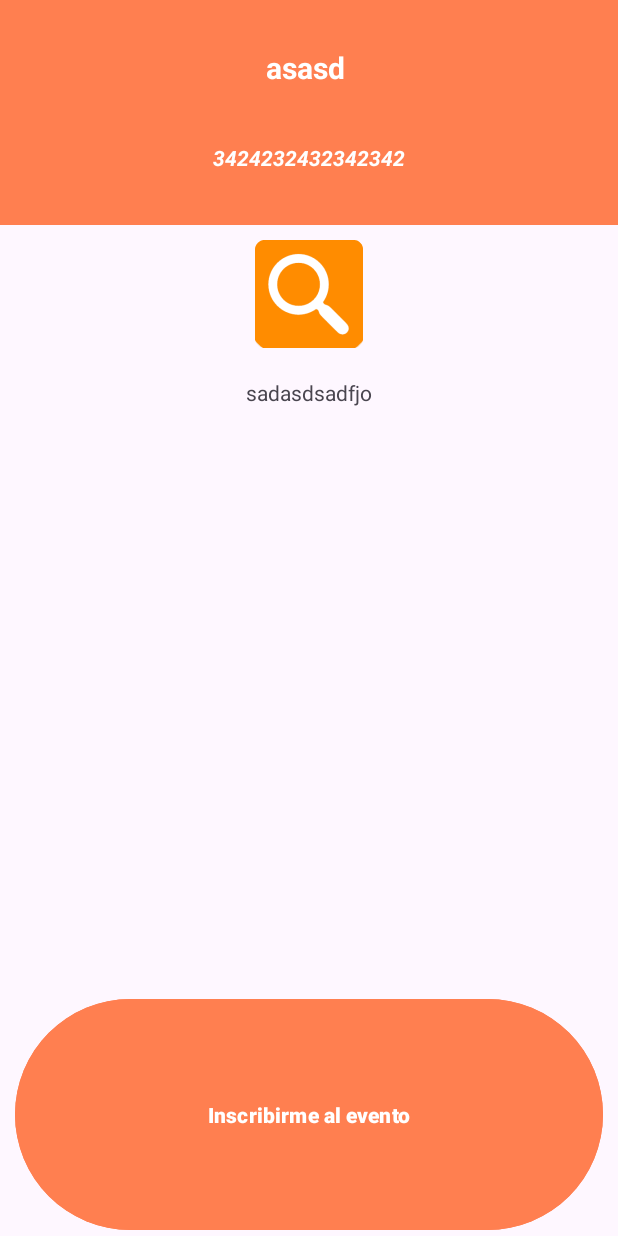
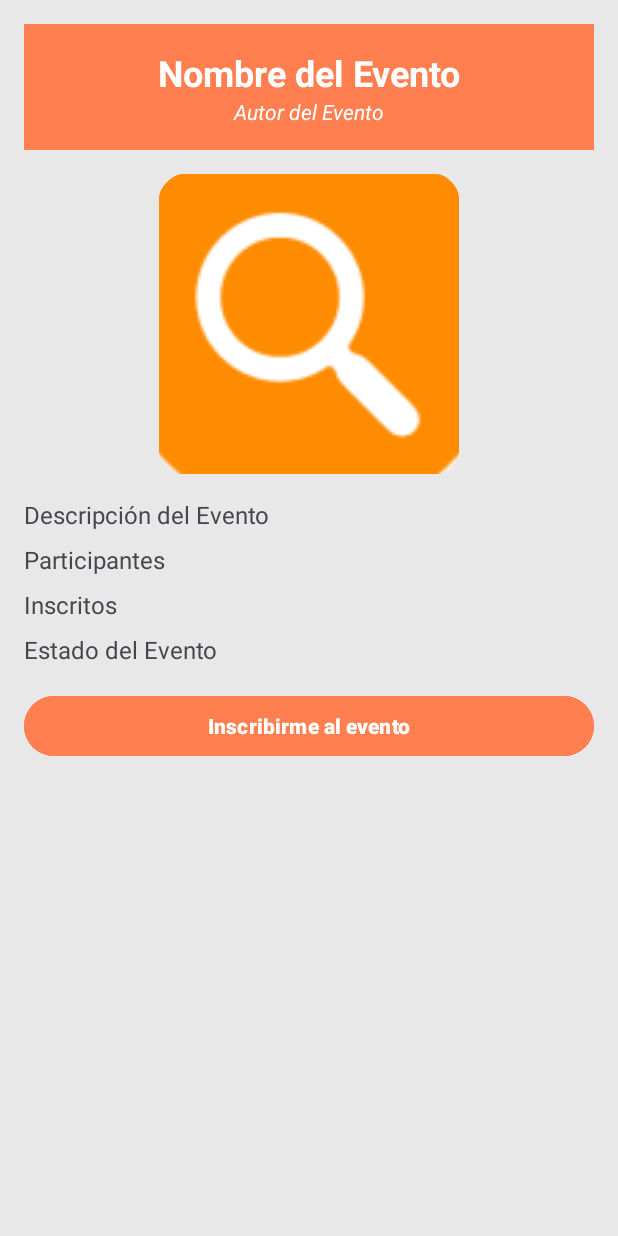
Before and after one commit to Intro-CompuMovil/SpotVibe, an Android app: the layout activity_detalles_evento.xml on its own in the app's theme, with its tools: preview values and no code run, on a phone screen of 412 x 824 dp. Run offline under Robolectric (Android 15) with nearby library versions, the phone set to English and light mode, and no system bars.

Commit message:
detalles del evento

```diff
--- a/app/src/main/res/layout/activity_detalles_evento.xml
+++ b/app/src/main/res/layout/activity_detalles_evento.xml
@@ -1,72 +1,90 @@
 <?xml version="1.0" encoding="utf-8"?>
-<LinearLayout xmlns:android="http://schemas.android.com/apk/res/android"
-    xmlns:app="http://schemas.android.com/apk/res-auto"
-    xmlns:tools="http://schemas.android.com/tools"
+<ScrollView xmlns:android="http://schemas.android.com/apk/res/android"
     android:layout_width="match_parent"
     android:layout_height="match_parent"
-    tools:context=".DetallesEvento"
-    android:orientation="vertical">
+    android:background="@color/fondo"
+    android:padding="16dp">
+
     <LinearLayout
         android:layout_width="match_parent"
-        android:layout_height="150dp"
+        android:layout_height="match_parent"
+        android:orientation="vertical">
+
+        <LinearLayout
+            android:layout_width="match_parent"
+            android:layout_height="wrap_content"
             android:background="@color/naranja"
             android:orientation="vertical"
-        >
+            android:padding="16dp">
+
             <TextView
                 android:id="@+id/textvieweventodetalles"
                 android:layout_width="match_parent"
-            android:layout_height="50dp"
-            android:text="asasd "
+                android:layout_height="wrap_content"
+                android:text="Nombre del Evento"
                 android:textColor="@color/white"
-            android:textSize="20sp"
-            android:layout_marginTop="20dp"
-            android:layout_marginRight="10dp"
-            android:layout_marginLeft="10dp"
+                android:textSize="24sp"
                 android:textStyle="bold"
-            android:gravity="center"></TextView>
+                android:gravity="center" />
+
             <TextView
                 android:id="@+id/textviewautordetalles"
                 android:layout_width="match_parent"
-            android:layout_height="50dp"
-            android:layout_marginTop="10dp"
-            android:layout_marginRight="10dp"
-            android:layout_marginLeft="10dp"
-            android:text="3424232432342342"
+                android:layout_height="wrap_content"
+                android:text="Autor del Evento"
                 android:textColor="@color/white"
-            android:textStyle="italic|bold"
-            android:gravity="center"></TextView>
-
-
-
+                android:textStyle="italic"
+                android:gravity="center" />
         </LinearLayout>
 
         <ImageView
             android:id="@+id/imageView3"
             android:layout_width="match_parent"
-        android:layout_height="wrap_content"
-        android:layout_margin="10dp"
-        app:srcCompat="@mipmap/ic_launcher" />
+            android:layout_height="200dp"
+            android:layout_marginTop="16dp"
+            android:scaleType="fitCenter"
+            android:src="@mipmap/ic_launcher" />
+
         <TextView
             android:id="@+id/textviewdescripcion"
             android:layout_width="match_parent"
-        android:layout_height="400dp"
-        android:text="sadasdsadfjo"
-        android:layout_margin="10dp"
-        android:gravity="center_horizontal"
+            android:layout_height="wrap_content"
+            android:text="Descripción del Evento"
+            android:textSize="16sp"
+            android:layout_marginTop="16dp" />
 
+        <TextView
+            android:id="@+id/textviewcantidadparticipantes"
+            android:layout_width="match_parent"
+            android:layout_height="wrap_content"
+            android:text="Participantes"
+            android:textSize="16sp"
+            android:layout_marginTop="8dp" />
 
-        ></TextView>
+        <TextView
+            android:id="@+id/textviewcantidadinscritos"
+            android:layout_width="match_parent"
+            android:layout_height="wrap_content"
+            android:text="Inscritos"
+            android:textSize="16sp"
+            android:layout_marginTop="8dp" />
+
+        <TextView
+            android:id="@+id/textviewestado"
+            android:layout_width="match_parent"
+            android:layout_height="wrap_content"
+            android:text="Estado del Evento"
+            android:textSize="16sp"
+            android:layout_marginTop="8dp" />
+
         <Button
             android:id="@+id/botoninscribirsealevento"
             android:layout_width="match_parent"
-        android:layout_height="0dp"
-        android:layout_weight="1"
+            android:layout_height="wrap_content"
             android:text="Inscribirme al evento"
             android:textStyle="bold"
-        android:layout_marginLeft="10dp"
-        android:layout_marginRight="10dp"
+            android:layout_marginTop="16dp"
             android:backgroundTint="@color/naranja"
-
-        ></Button>
-
+            android:textColor="@color/white" />
     </LinearLayout>
+</ScrollView>
```
Also changed, not shown: app/src/main/java/com/example/spotvibe/Busqueda.kt (+8 -6 lines), app/src/main/java/com/example/spotvibe/DetallesEvento.kt (+26 -19 lines), app/src/main/java/com/example/spotvibe/Home.kt (+9 -6 lines). Lines whose indentation alone changed are shown as unchanged.
